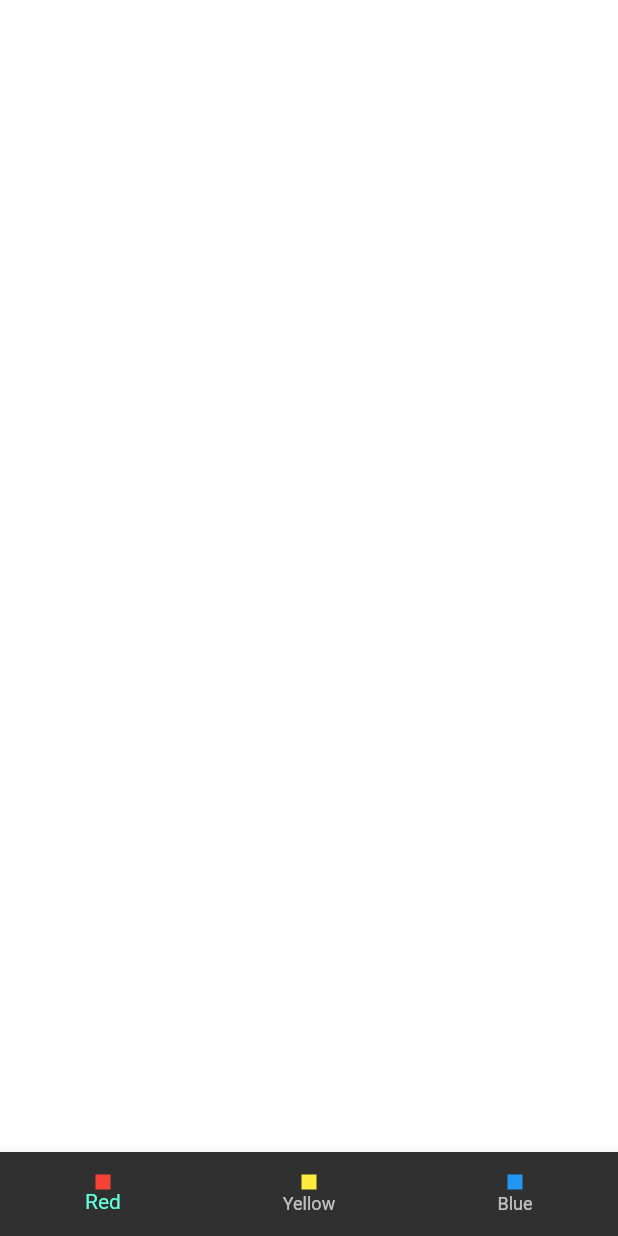
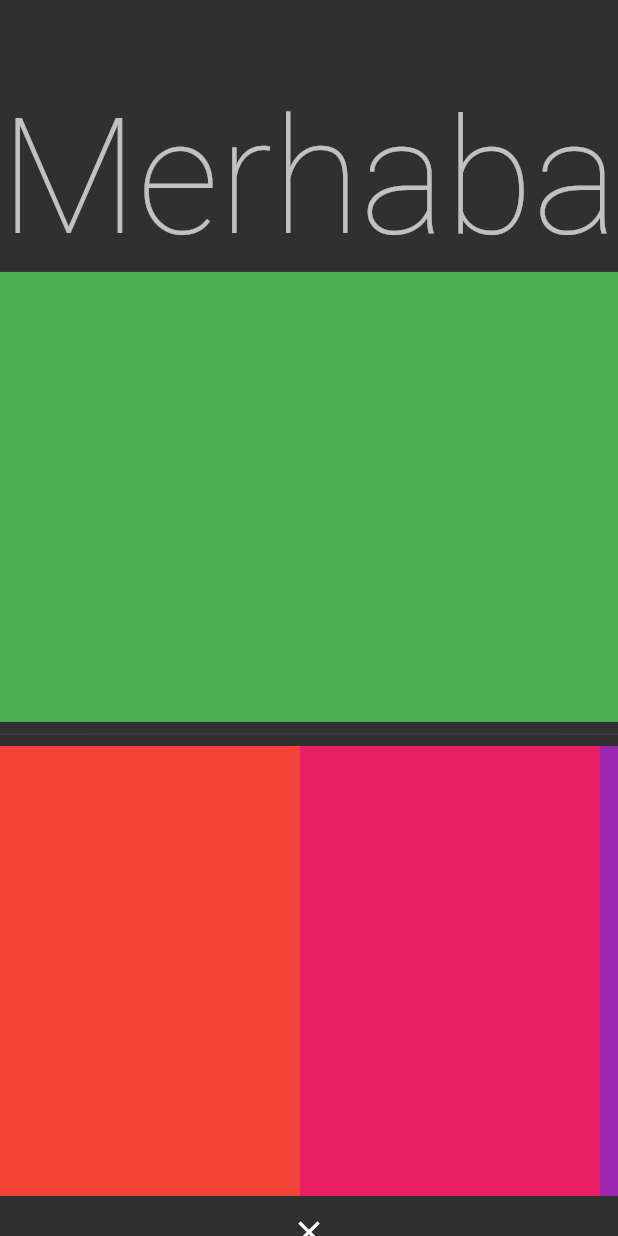
Before and after one commit to hasandgursoy/flutter_full_learn, a Flutter app: the screen it shows after launch, on a phone screen of 412 x 824 dp. Run offline on Flutter 3.47's test engine with Material 2 defaults, Android fonts, the phone set to English and light mode, and no system bars; missing offline and left inert: dart:ffi.

Commit message:
ListView-ColorLifeCycle

```diff
--- /dev/null
+++ b/lib/101/list_view_learn.dart
@@ -0,0 +1,114 @@
+import 'package:flutter/material.dart';
+
+class ListViewLearn extends StatefulWidget {
+  const ListViewLearn({super.key});
+
+  @override
+  State<ListViewLearn> createState() => _ListViewLearnState();
+}
+
+class _ListViewLearnState extends State<ListViewLearn> {
+  @override
+  Widget build(BuildContext context) {
+    return Scaffold(
+      appBar: AppBar(),
+      body: ListView(
+        children: [
+          // Sadece verilen tek yeri kaplasın bir satırsa bir satır.
+          FittedBox(
+            child: Text(
+              'Merhaba',
+              style: Theme.of(context).textTheme.headline1,
+              maxLines: 1,
+            ),
+          ),
+          Container(
+            color: Colors.green,
+            height: 300,
+          ),
+          const Divider(),
+
+          // Yana Doğru kayan ListView
+          SizedBox(
+            height: 300,
+            child: ListView(scrollDirection: Axis.horizontal, children: [
+              Container(
+                color: Colors.red,
+                width: 200,
+              ),
+              Container(
+                color: Colors.pink,
+                width: 200,
+              ),
+              Container(
+                color: Colors.purple,
+                width: 200,
+              ),
+            ]),
+          ),
+          IconButton(onPressed: () {}, icon: const Icon(Icons.close)),
+          // xxxxxxxxxxxxxxxxxx
+          FittedBox(
+            child: Text(
+              'Merhaba',
+              style: Theme.of(context).textTheme.headline1,
+              maxLines: 1,
+            ),
+          ),
+          Container(
+            color: Colors.green,
+            height: 300,
+          ),
+          const Divider(),
+
+          // Yana Doğru kayan ListView
+          SizedBox(
+            height: 300,
+            child: ListView(scrollDirection: Axis.horizontal, children: [
+              Container(
+                color: Colors.red,
+                width: 200,
+              ),
+              Container(
+                color: Colors.pink,
+                width: 200,
+              ),
+              Container(
+                color: Colors.purple,
+                width: 200,
+              ),
+              const _ListDemoState()
+            ]),
+          ),
+          IconButton(onPressed: () {}, icon: const Icon(Icons.close)),
+        ],
+      ),
+    );
+  }
+}
+
+class _ListDemoState extends StatefulWidget {
+  const _ListDemoState({super.key});
+
+  @override
+  State<_ListDemoState> createState() => __ListDemoStateState();
+}
+
+class __ListDemoStateState extends State<_ListDemoState> {
+  @override
+  void initState() {
+    super.initState();
+    print("State Initiliaze Edildi.");
+  }
+
+  @override
+  void dispose() {
+    super.dispose();
+    print("State Dispose Edildi.");
+  }
+
+  @override
+  Widget build(BuildContext context) {
+    return const Placeholder();
+  }
+}
--- a/lib/main.dart
+++ b/lib/main.dart
@@ -6,6 +6,7 @@ import 'package:flutter_full_learn/101/app_bar.dart';
 import 'package:flutter_full_learn/101/button_learn.dart';
 import 'package:flutter_full_learn/101/color_learn.dart';
 import 'package:flutter_full_learn/101/column_row_learn.dart';
+import 'package:flutter_full_learn/101/list_view_learn.dart';
 import 'package:flutter_full_learn/101/page_view.dart';
 import 'package:flutter_full_learn/101/stack_learn.dart';
 import 'package:flutter_full_learn/101/statefull_learn.dart';
@@ -13,6 +14,7 @@ import 'package:flutter_full_learn/101/stateless_learn.dart';
 import 'package:flutter_full_learn/101/text_learn.dart';
 import 'package:flutter_full_learn/101/icon_learn.dart';
 import 'package:flutter_full_learn/demos/color_demos.dart';
+import 'package:flutter_full_learn/demos/color_life_cycle.dart';
 import 'package:flutter_full_learn/demos/note_demos_view.dart';
 import '101/card_learn.dart';
 import '101/custom_widget_learn.dart';
@@ -52,7 +54,7 @@ class MyApp extends StatelessWidget {
           color: Colors.white,
         ),
       ),
-      home:  const ColorDemos(),
+      home:  const ListViewLearn(),
     );
   }
 }
```
Also changed, not shown: lib/demos/color_demos.dart (+37 -16 lines), lib/demos/color_life_cycle.dart (added, +41 -0 lines).
